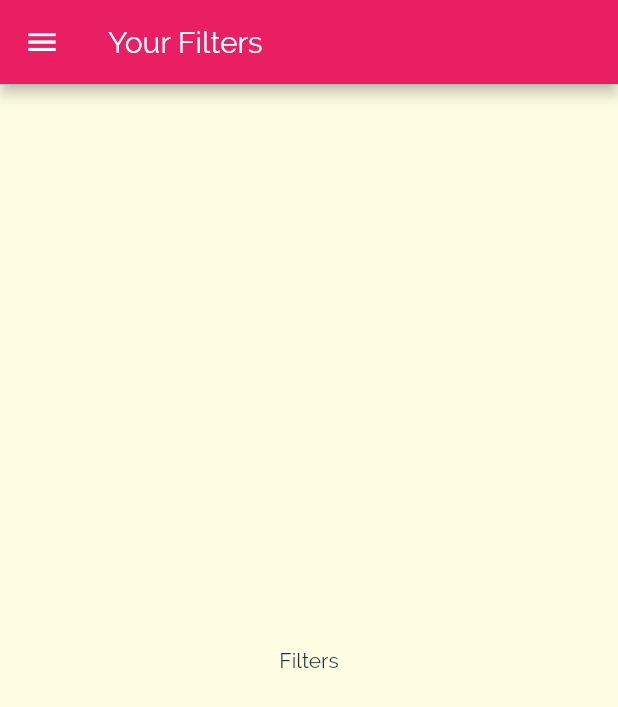
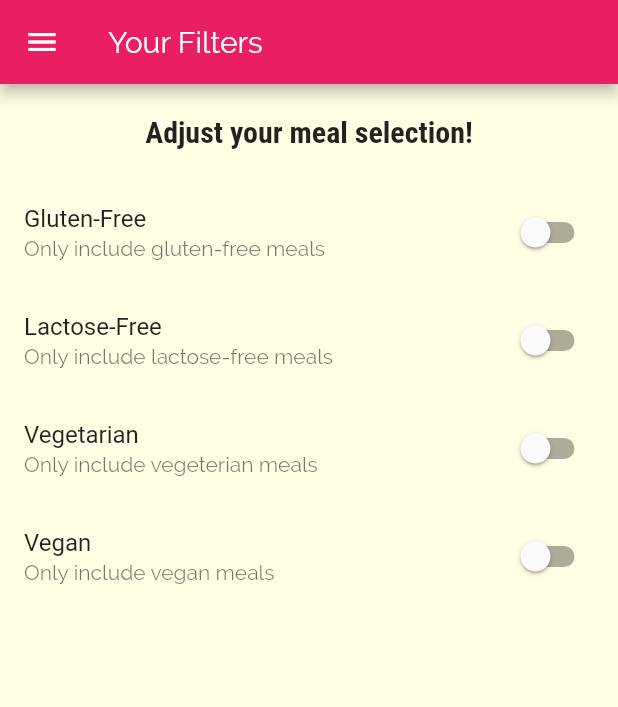
Before and after one commit to Manishcs076/meal_app, a Flutter app: the FiltersScreen screen opened by its route, on a phone screen of 412 x 824 dp. Shown: the top 707 px of the screen. Run offline on Flutter 3.47's test engine with Material 2 defaults, Android fonts, the phone set to English and light mode, and no system bars.

Commit message:
adding a filter switch to filters in drawer

```diff
--- a/lib/screens/filters_screen.dart
+++ b/lib/screens/filters_screen.dart
@@ -9,6 +9,21 @@ class FiltersScreen extends StatefulWidget {
 }
 
 class _FiltersScreenState extends State<FiltersScreen> {
+  var _glutenFree = false;
+  var _vegetarian = false;
+  var _vegan = false;
+  var _lactoseFree = false;
+
+  Widget _buildSwitchListTile(String title, String description,
+      var currentValue, Function updateValue) {
+    return SwitchListTile(
+      title: Text(title),
+      value: currentValue,
+      subtitle: Text(description),
+      onChanged: updateValue,
+    );
+  }
+
   @override
   Widget build(BuildContext context) {
     return Scaffold(
@@ -16,8 +31,70 @@ class _FiltersScreenState extends State<FiltersScreen> {
         title: Text('Your Filters'),
       ),
       drawer: MainDrawer(),
-      body: Center(
-        child: Text('Filters'),
+      body: Column(
+        children: [
+          Container(
+            padding: EdgeInsets.all(20),
+            child: Text(
+              'Adjust your meal selection!',
+              style: Theme.of(context).textTheme.headline6,
+            ),
+          ),
+          Expanded(
+            child: ListView(
+              children: [
+                _buildSwitchListTile(
+                  'Gluten-Free',
+                  'Only include gluten-free meals',
+                  _glutenFree,
+                  (newValue) {
+                    setState(
+                      () {
+                        _glutenFree = newValue;
+                      },
+                    );
+                  },
+                ),
+                _buildSwitchListTile(
+                  'Lactose-Free',
+                  'Only include lactose-free meals',
+                  _lactoseFree,
+                  (newValue) {
+                    setState(
+                      () {
+                        _lactoseFree = newValue;
+                      },
+                    );
+                  },
+                ),
+                _buildSwitchListTile(
+                  'Vegetarian',
+                  'Only include vegeterian meals',
+                  _vegetarian,
+                  (newValue) {
+                    setState(
+                      () {
+                        _vegetarian = newValue;
+                      },
+                    );
+                  },
+                ),
+                _buildSwitchListTile(
+                  'Vegan',
+                  'Only include vegan meals',
+                  _vegan,
+                  (newValue) {
+                    setState(
+                      () {
+                        _vegan = newValue;
+                      },
+                    );
+                  },
+                ),
+              ],
+            ),
+          ),
+        ],
       ),
     );
   }
```
